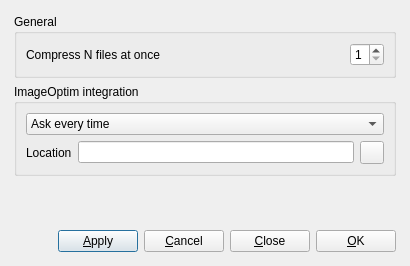
The window that preferences_dialog/pngyupreferencesdialog.ui (nukesaq88/Pngyu) describes before a commit, drawn with Qt 5.
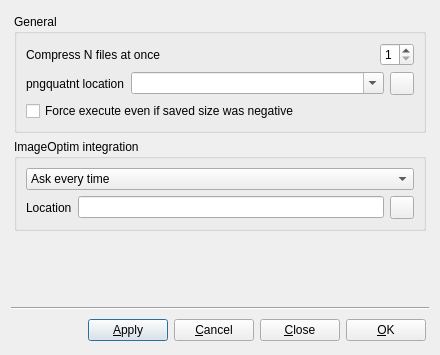
The same window after the commit. Icons and pictures are not drawn.

The edit to the form file:
```diff
--- a/preferences_dialog/pngyupreferencesdialog.ui
+++ b/preferences_dialog/pngyupreferencesdialog.ui
@@ -6,28 +6,15 @@
    <rect>
     <x>0</x>
     <y>0</y>
-    <width>410</width>
-    <height>266</height>
+    <width>440</width>
+    <height>355</height>
    </rect>
   </property>
   <property name="windowTitle">
    <string>Preferences</string>
   </property>
   <layout class="QGridLayout" name="gridLayout">
-   <item row="1" column="0" colspan="3">
-    <spacer name="verticalSpacer">
-     <property name="orientation">
-      <enum>Qt::Vertical</enum>
-     </property>
-     <property name="sizeHint" stdset="0">
-      <size>
-       <width>20</width>
-       <height>40</height>
-      </size>
-     </property>
-    </spacer>
-   </item>
-   <item row="2" column="0" colspan="3">
+   <item row="3" column="0" colspan="3">
     <widget class="QWidget" name="widget_buttons" native="true">
      <layout class="QGridLayout" name="gridLayout_2">
       <property name="topMargin">
@@ -98,26 +85,82 @@
          <bool>true</bool>
         </property>
         <layout class="QGridLayout" name="gridLayout_5">
-         <item row="0" column="0">
-          <widget class="QLabel" name="label_n_jobs">
+         <item row="0" column="0" rowspan="2" colspan="2">
+          <widget class="QWidget" name="widget_n_jbs" native="true">
+           <layout class="QGridLayout" name="gridLayout_6">
+            <property name="margin">
+             <number>0</number>
+            </property>
+            <item row="0" column="1">
+             <widget class="QSpinBox" name="spinBox_n_jobs">
+              <property name="sizePolicy">
+               <sizepolicy hsizetype="Maximum" vsizetype="Fixed">
+                <horstretch>0</horstretch>
+                <verstretch>0</verstretch>
+               </sizepolicy>
+              </property>
+              <property name="minimum">
+               <number>1</number>
+              </property>
+              <property name="maximum">
+               <number>8</number>
+              </property>
+             </widget>
+            </item>
+            <item row="0" column="0">
+             <widget class="QLabel" name="label_n_jobs">
+              <property name="text">
+               <string>Compress N files at once</string>
+              </property>
+             </widget>
+            </item>
+           </layout>
+          </widget>
+         </item>
+         <item row="2" column="0" colspan="2">
+          <widget class="QWidget" name="widget_pngquant_path" native="true">
+           <layout class="QGridLayout" name="gridLayout_7">
+            <property name="margin">
+             <number>0</number>
+            </property>
+            <item row="0" column="1">
+             <widget class="QComboBox" name="comboBox_pngquant_path">
+              <property name="sizePolicy">
+               <sizepolicy hsizetype="Expanding" vsizetype="Fixed">
+                <horstretch>0</horstretch>
+                <verstretch>0</verstretch>
+               </sizepolicy>
+              </property>
+              <property name="editable">
+               <bool>true</bool>
+              </property>
+             </widget>
+            </item>
+            <item row="0" column="0">
+             <widget class="QLabel" name="label_pngquant_path">
+              <property name="text">
+               <string>pngquatnt location</string>
+              </property>
+             </widget>
+            </item>
+            <item row="0" column="2">
+             <widget class="QToolButton" name="toolButton_open_pngquant_location">
+              <property name="text">
+               <string/>
+              </property>
+              <property name="icon">
+               <iconset resource="../resource/resource.qrc">
+                <normaloff>:/icons/folder.png</normaloff>:/icons/folder.png</iconset>
+              </property>
+             </widget>
+            </item>
+           </layout>
+          </widget>
+         </item>
+         <item row="3" column="0" colspan="2">
+          <widget class="QCheckBox" name="checkBox_force_execute">
            <property name="text">
-            <string>Compress N files at once</string>
-           </property>
-          </widget>
-         </item>
-         <item row="0" column="1">
-          <widget class="QSpinBox" name="spinBox_n_jobs">
-           <property name="sizePolicy">
-            <sizepolicy hsizetype="Maximum" vsizetype="Fixed">
-             <horstretch>0</horstretch>
-             <verstretch>0</verstretch>
-            </sizepolicy>
-           </property>
-           <property name="minimum">
-            <number>1</number>
-           </property>
-           <property name="maximum">
-            <number>8</number>
+            <string>Force execute even if saved size was negative</string>
            </property>
           </widget>
          </item>
@@ -179,6 +222,26 @@
      </layout>
     </widget>
    </item>
+   <item row="1" column="0" colspan="3">
+    <spacer name="verticalSpacer">
+     <property name="orientation">
+      <enum>Qt::Vertical</enum>
+     </property>
+     <property name="sizeHint" stdset="0">
+      <size>
+       <width>20</width>
+       <height>40</height>
+      </size>
+     </property>
+    </spacer>
+   </item>
+   <item row="2" column="0" colspan="3">
+    <widget class="Line" name="line">
+     <property name="orientation">
+      <enum>Qt::Horizontal</enum>
+     </property>
+    </widget>
+   </item>
   </layout>
  </widget>
  <resources>
```
